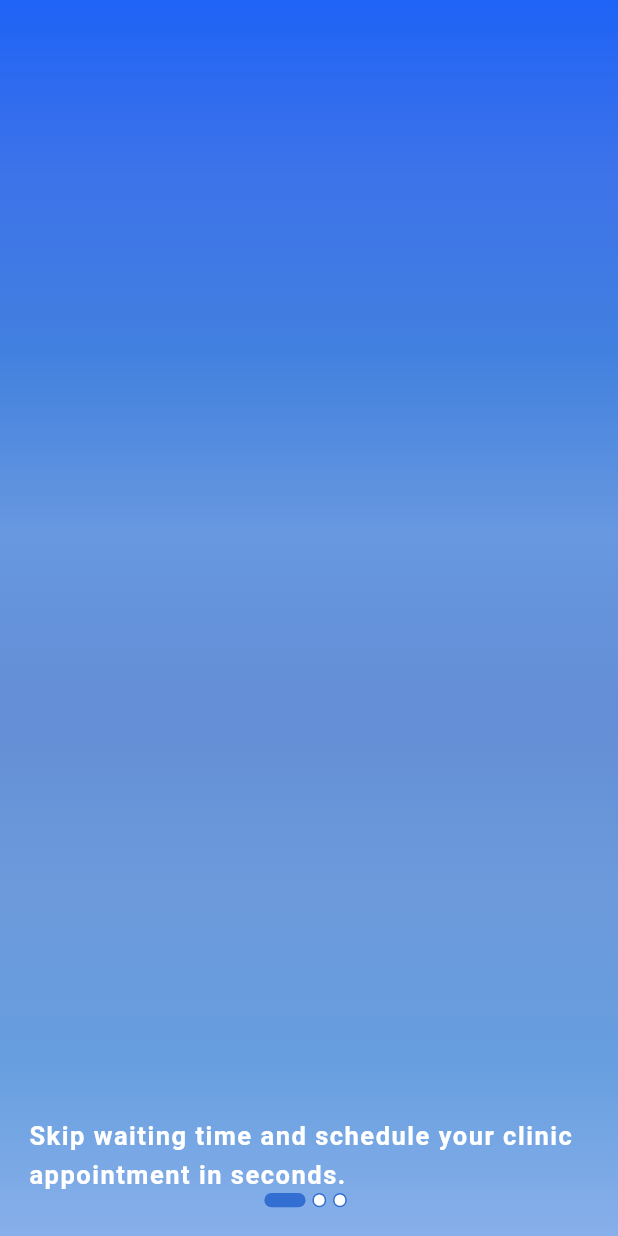
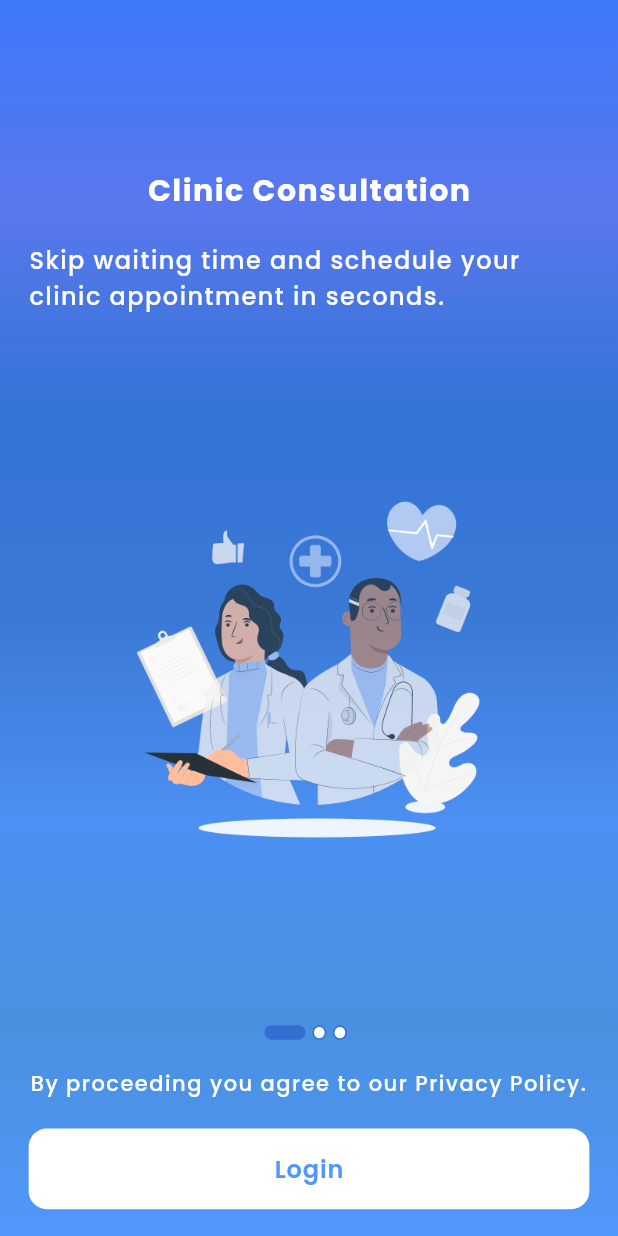
Before and after one commit to TushalKaklottar/doctor_app, a Flutter app: the screen it shows after launch, on a phone screen of 412 x 824 dp. Run offline on Flutter 3.47's test engine with Material 2 defaults, Android fonts, the phone set to English and light mode, and no system bars; our stand-ins replace firebase_core, flutter_screenutil, get, google_fonts, shared_preferences; accounts and stored records are empty; Roboto replaces fonts that are missing (Arima).

Commit message:
KT || 25/12/2023

```diff
--- a/lib/model/intro_model.dart
+++ b/lib/model/intro_model.dart
@@ -1,27 +1,27 @@
 class Intro {
 
-  final String images, tittle , description;
+  final String image, title , description;
 
       Intro({
-  required this.images,
-  required this.tittle,
+  required this.image,
+  required this.title,
   required this.description,
 });
 }
 final List<Intro> demoData = [
   Intro(
-    images: "assets/icon/intro_1.png",
-    tittle: 'Clinic Consultation',
-    description: 'Skip waiting time and schedule your clinic appointment in seconds.',
+    image: "assets/icon/intro1.png",
+    title: "Clinic Consultation",
+    description: "Skip waiting time and schedule your clinic appointment in seconds.",
   ),
   Intro(
-    images: "assets/icon/intro_2.png",
-    tittle: 'Video Consultation',
-    description: 'Video call with our best doctors with video consultation.',
+    image: "assets/icon/intro2.png",
+    title: "Video Consultation",
+    description: "Video call with our best doctors with video consultation.",
   ),
   Intro(
-    images: "assets/icon/intro_3.png",
-    tittle: 'Nearest Clinics',
-    description: 'Book Appointment with doctors available near you.',
+    image: "assets/icon/intro3.png",
+    title: "Nearest Clinics",
+    description: "Book Appointment with doctors available near you.",
   ),
 ];
--- a/lib/utils/color.dart
+++ b/lib/utils/color.dart
@@ -1,6 +1,17 @@
 import 'package:doctor_app/export_app.dart';
 
 const Color primary =  Color.fromARGB(255, 51, 110, 210);
-Color white = Colors.white;
-Color red = Colors.red;
-const Color textColor = Color.fromARGB(205, 0, 0, 0);
+const Color white = Colors.white;
+const Color red = Colors.red;
+const Color blue1 = Color((0xff5097fa));
+class ColorConstants {
+  static const List<Color> customColors = [
+    Color(0xff3d79fc),
+    Color(0xff5a78ed),
+    Color(0xff3374d6),
+    Color(0xff3c79d6),
+    Color(0xff4b90f2),
+    Color(0xff4a90e0),
+    Color(0xff5097fa),
+  ];
+}
--- a/lib/view/screen/intro_screen/intro_screen.dart
+++ b/lib/view/screen/intro_screen/intro_screen.dart
@@ -1,7 +1,7 @@
-
 import 'package:doctor_app/controller/intro/intro_controller.dart';
 import 'package:doctor_app/export_app.dart';
 import 'package:doctor_app/model/intro_model.dart';
+import '../user_choice.dart';
 
 class IntroScreen  extends StatelessWidget {
     IntroScreen ({super.key});
@@ -17,16 +17,7 @@ class IntroScreen  extends StatelessWidget {
           gradient: LinearGradient(
             begin: Alignment.topCenter,
               end: Alignment.bottomCenter,
-              colors: <Color>[
-                Color.fromARGB(255, 30, 99, 246),
-                Color.fromARGB(230, 41, 101, 231),
-                Color.fromARGB(255, 66, 129, 223),
-                Color.fromARGB(199, 60, 125, 215),
-                Color.fromARGB(197, 55, 112, 202),
-                Color.fromARGB(232, 95, 145, 216),
-                Color.fromARGB(255, 102, 158, 223),
-                Color.fromARGB(240, 128, 171, 232),
-              ],
+              colors: ColorConstants.customColors,
             tileMode: TileMode.mirror,
           ),
         ),
@@ -35,15 +26,14 @@ class IntroScreen  extends StatelessWidget {
             Expanded(
                 child: PageView.builder(
                   onPageChanged: (index) {
-                    print("Page :$index");
                     _introController.pageIndex.value  = index;
                   },
                     itemCount: demoData.length,
                   controller: _introController.pageController,
                     itemBuilder: (context,index) => OnBoardContent(
-                      images: demoData[index].tittle,
-                      tittle: demoData[index].description,
-                      description: demoData[index].images,
+                      title: demoData[index].title,
+                      description: demoData[index].description,
+                      image: demoData[index].image,
                     ),
                 ),
             ),
@@ -64,7 +54,44 @@ class IntroScreen  extends StatelessWidget {
                       ),
                     ],
                   ),
-              )
+              ),
+            ),
+            Text(
+                "By proceeding you agree to our Privacy Policy.",
+               textAlign: TextAlign.center,
+              style: GoogleFonts.poppins(
+                color: white,
+                fontSize: 14,
+                fontWeight: FontWeight.w500,
+                letterSpacing: 1,
+                height: 1.5,
+              ),
+            ),
+            SizedBox(height: 16.h,),
+            GestureDetector(
+              onTap: () {
+                Get.to(() => const UserPage());
+              },
+              child: Container(
+                margin: EdgeInsets.only(bottom: 15.h),
+                height: 45.h,
+                width: double.infinity,
+                decoration: BoxDecoration(
+                  color: white,
+                  borderRadius: BorderRadius.circular(12),
+                ),
+                child: Center(
+                  child: Text(
+                    "Login",
+                    style: GoogleFonts.poppins(
+                      color: blue1,
+                      fontWeight: FontWeight.w600,
+                      fontSize: 16,
+                      letterSpacing: 0.6
+                    ),
+                  ),
+                ),
+              ),
             )
           ],
         ),
@@ -75,14 +102,14 @@ class IntroScreen  extends StatelessWidget {
 
 class OnBoardContent extends StatelessWidget {
    OnBoardContent({
-    Key? key,
-    required this.images,
-    required this.tittle,
+    super.key,
+    required this.image,
+    required this.title,
     required this.description
-  }) : super(key: key);
+  });
 
-  String images;
-  String tittle;
+  String image;
+  String title;
   String description;
 
   @override
@@ -91,16 +118,30 @@ class OnBoardContent extends StatelessWidget {
       children: [
         const Spacer(),
         Text(
-          tittle,
-          style: GoogleFonts.arima(
+          title,
+          style: GoogleFonts.poppins(
             color: white,
-            fontSize: 17,
+            fontSize: 20,
             fontWeight: FontWeight.bold,
             letterSpacing: 1,
             height: 1.5,
-
           ),
-        )
+        ),
+        SizedBox(height: 16.h),
+        Text(
+          description,
+          textAlign: TextAlign.start,
+          style: GoogleFonts.poppins(
+            color: white,
+            fontSize: 16,
+            fontWeight: FontWeight.w500,
+            letterSpacing: 1,
+            height: 1.5,
+          ),
+        ),
+        const Spacer(),
+        Image.asset(image,height: 250),
+        const Spacer(),
       ],
     );
   }
```
Also changed, not shown: lib/view/screen/splash/splash_screen.dart (+0 -9 lines), lib/view/screen/user_choice.dart (added, +110 -0 lines), assets/icon/intro1.png (renamed from assets/icon/intro_1.png), assets/icon/intro2.png (renamed from assets/icon/intro_2.png), assets/icon/intro3.png (renamed from assets/icon/intro_3.png), assets/icon/online.png (added).
